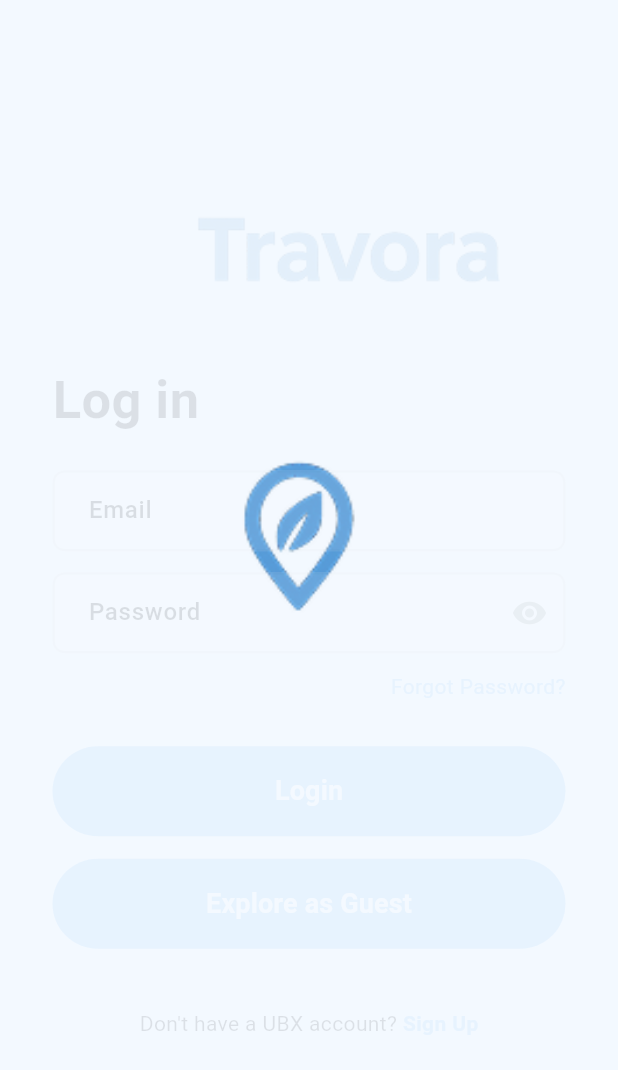
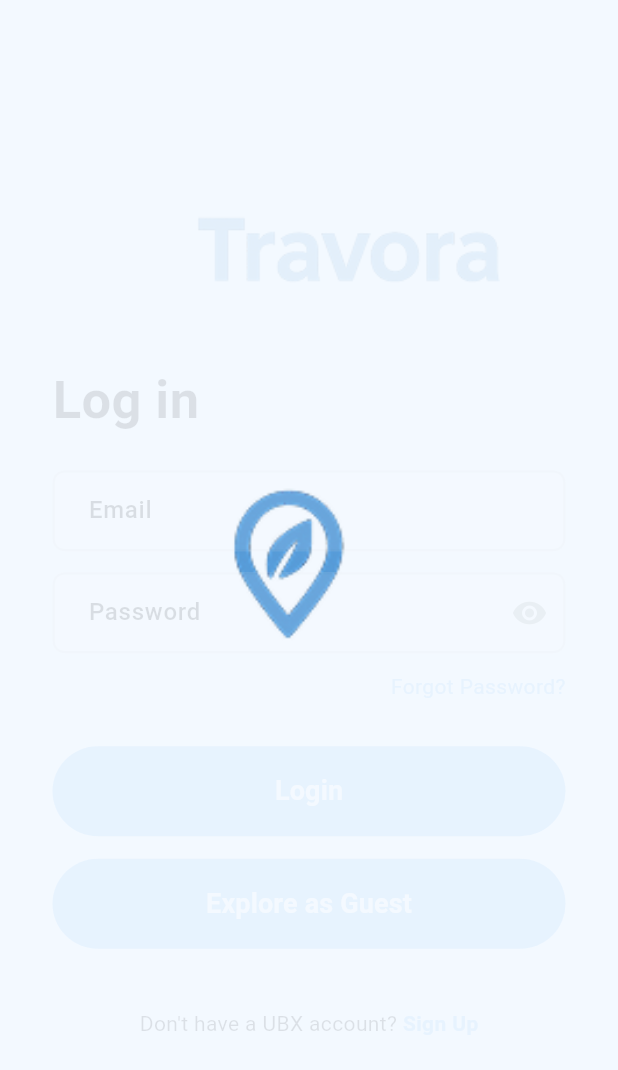
Before and after one commit to NgurahRio/Capstone2025-Undiknas, a Flutter app: the screen it shows after launch, after a tap on "Start Now", after a tap on "Login", on a phone screen of 412 x 824 dp. Shown: the top 1070 px of the screen. Run offline on Flutter 3.47's test engine with Material 3 defaults, Android fonts, the phone set to English and light mode, and no system bars; our stand-ins replace flutter_rating, google_maps_flutter, table_calendar; network calls fail.

Commit message:
fix: enhance login and animation pages with improved animations and layout adjustments, and remove review section from event detail

```diff
--- a/frontend/mobile/lib/pages/Auth/loginPage.dart
+++ b/frontend/mobile/lib/pages/Auth/loginPage.dart
@@ -18,9 +18,10 @@ class _LoginPageState extends State<LoginPage>
   final TextEditingController passwordController = TextEditingController();
 
   late AnimationController _controller;
-  late Animation<Offset> _logoMove;
   late Animation<double> _fadeOut;
   late Animation<double> _scaleUp;
+  late Animation<double> _moveX;
+  late Animation<double> _moveY;
 
   @override
   void initState() {
@@ -30,10 +31,10 @@ class _LoginPageState extends State<LoginPage>
       vsync: this,
     );
 
-    _logoMove = Tween<Offset>(
-      begin: Offset.zero,
-      end: const Offset(1.3, 2),
-    ).animate(
+    _moveX = Tween<double>(begin: 0, end: 1).animate(
+      CurvedAnimation(parent: _controller, curve: Curves.easeInOut),
+    );
+    _moveY = Tween<double>(begin: 0, end: 1).animate(
       CurvedAnimation(parent: _controller, curve: Curves.easeInOut),
     );
 
@@ -42,8 +43,8 @@ class _LoginPageState extends State<LoginPage>
     );
 
     _scaleUp = Tween<double>(begin: 1.0, end: 1.7).animate(
-    CurvedAnimation(parent: _controller, curve: Curves.easeInOut),
-  );
+      CurvedAnimation(parent: _controller, curve: Curves.easeInOut),
+    );
   }
 
   @override
@@ -67,29 +68,34 @@ class _LoginPageState extends State<LoginPage>
 
   @override
   Widget build(BuildContext context) {
+    final screen = MediaQuery.of(context).size;
+    const logoSize = 70.0;
+
     return Scaffold(
       backgroundColor: const Color(0xfff3f9ff),
       body: Center(
         child: AnimatedBuilder(
           animation: _controller,
           builder: (context, child) {
+            final moveX = (screen.width / 2 - logoSize / 2 - screen.width * 0.16) * _moveX.value;
+            final moveY = (screen.height / 2 - logoSize / 2 - screen.height * 0.16) * _moveY.value;
+
             return Padding(
               padding: const EdgeInsets.symmetric(horizontal: 35),
               child: Column(
                 mainAxisAlignment: MainAxisAlignment.center,
                 children: [
-                  // Logo + Name
                   Row(
                     mainAxisAlignment: MainAxisAlignment.center,
                     crossAxisAlignment: CrossAxisAlignment.center,
                     children: [
-                      ScaleTransition(
-                        scale: _scaleUp,
-                        child: SlideTransition(
-                          position: _logoMove,
+                      Transform.translate(
+                        offset: Offset(moveX, moveY),
+                        child: Transform.scale(
+                          scale: _scaleUp.value,
                           child: Image.asset(
                             'assets/logo.png',
-                            height: 70,
+                            height: logoSize,
                           ),
                         ),
                       ),
@@ -104,7 +110,6 @@ class _LoginPageState extends State<LoginPage>
                     opacity: _fadeOut.value,
                     child: Column(
                       children: [
-
                         Align(
                           alignment: Alignment.centerLeft,
                           child: Padding(
@@ -118,19 +123,16 @@ class _LoginPageState extends State<LoginPage>
                             ),
                           ),
                         ),
-
                         FieldTextCustom(
                           controller: emailController,
                           labelText: "Email",
                         ),
-
                         FieldTextCustom(
                           controller: passwordController,
                           labelText: "Password",
                           isPassword: true,
                           obscurePass: true,
                         ),
-
                         Align(
                           alignment: Alignment.centerRight,
                           child: Padding(
@@ -146,13 +148,14 @@ class _LoginPageState extends State<LoginPage>
                               onTap: () {
                                 Navigator.push(
                                   context,
-                                  MaterialPageRoute(builder: (context) => ForgetPasswordPage()),
+                                  MaterialPageRoute(
+                                    builder: (context) => ForgetPasswordPage(),
+                                  ),
                                 );
                               },
                             ),
                           ),
                         ),
-
                         Padding(
                           padding: const EdgeInsets.only(top: 20, bottom: 15),
                           child: ButtonCostum(
@@ -160,17 +163,10 @@ class _LoginPageState extends State<LoginPage>
                             onPressed: _onLoginPressed,
                           ),
                         ),
-
                         ButtonCostum(
                           text: "Explore as Guest",
-                          onPressed: () {
-                            Navigator.pushReplacement(
-                              context,
-                              MaterialPageRoute(builder: (_) => const BottonNavigation()),
-                            );
-                          },
+                          onPressed: _onLoginPressed,
                         ),
-
                         Padding(
                           padding: const EdgeInsets.only(top: 40),
                           child: Row(
@@ -189,7 +185,7 @@ class _LoginPageState extends State<LoginPage>
                                   Navigator.pushReplacement(
                                     context,
                                     MaterialPageRoute(
-                                      builder: (context) => RegisterPage()
+                                      builder: (context) => RegisterPage(),
                                     ),
                                   );
                                 },
--- a/frontend/mobile/lib/pages/LandingPage/animation.dart
+++ b/frontend/mobile/lib/pages/LandingPage/animation.dart
@@ -127,9 +127,10 @@ class _AnimationFirstState extends State<AnimationFirst>
               ),
             ),
 
-            // Logo utama
-            Padding(
-              padding: const EdgeInsets.all(8.0),
+            Align(
+              alignment: Alignment.center,
+              child: Transform.translate(
+                offset: const Offset(0, -10),
                 child: AnimatedSlide(
                   offset: logoOffset,
                   duration: const Duration(milliseconds: 1200),
@@ -148,14 +149,15 @@ class _AnimationFirstState extends State<AnimationFirst>
                   ),
                 ),
               ),
+            ),
 
-            // Nama (efek reveal dari kiri ke kanan)
             if (showName)
               AnimatedBuilder(
                 animation: _revealController,
                 builder: (context, child) {
+                  final screen = MediaQuery.of(context).size;
                   return Padding(
-                    padding: const EdgeInsets.only(left: 80),
+                    padding: EdgeInsets.only(left: screen.width * 0.22),
                     child: ShaderMask(
                       shaderCallback: (Rect bounds) {
                         return LinearGradient(
--- a/frontend/mobile/lib/pages/detail.dart
+++ b/frontend/mobile/lib/pages/detail.dart
@@ -325,9 +325,7 @@ class _DetailPageState extends State<DetailPage> {
       ? averageRatingForDestination(destination!.id_destination)
       : averageRatingForEvent(event!.id_event);
 
-    final reviews = isDestination
-      ? ratings.where((rat) => rat.destinationId?.id_destination == destination!.id_destination).toList()
-      : ratings.where((rat) => rat.eventId?.id_event == event!.id_event).toList();
+    final reviews = ratings.where((rat) => rat.destinationId?.id_destination == destination?.id_destination).toList();
 
     final destinationPackages = packages.where(
       (pkg) => pkg.destinationId.id_destination == destination?.id_destination
@@ -1140,6 +1138,7 @@ class _DetailPageState extends State<DetailPage> {
                               ),
                             ),
 
+                            if(isDestination)
                               SizedBox(
                                 width: double.infinity,
                                 child: Container(
```
Lines whose indentation alone changed are shown as unchanged.
